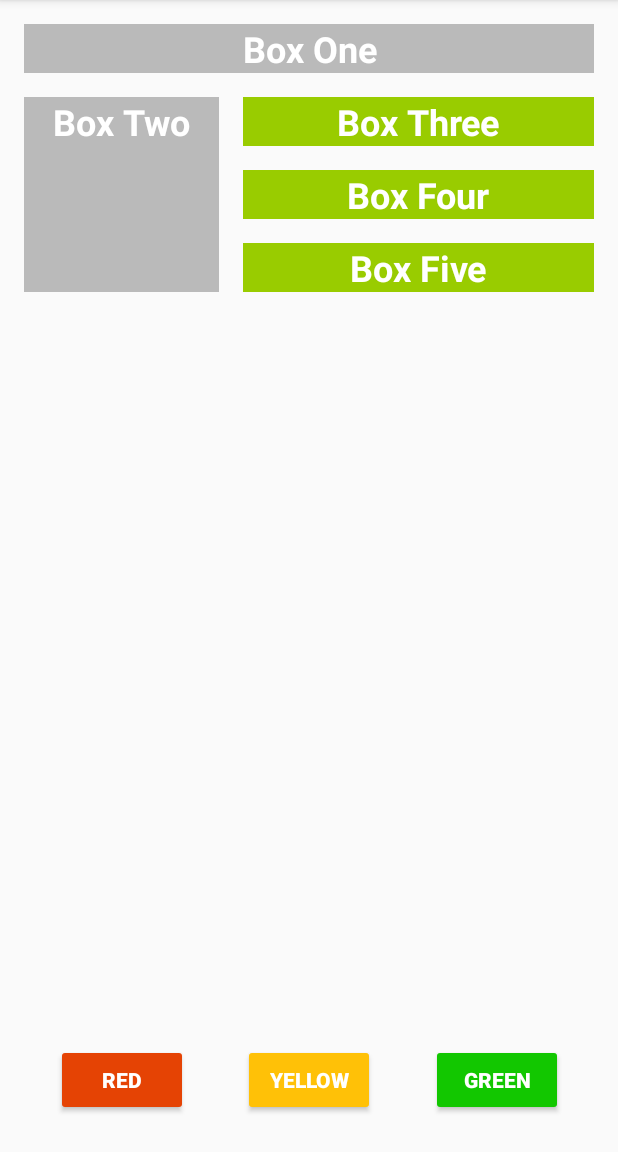
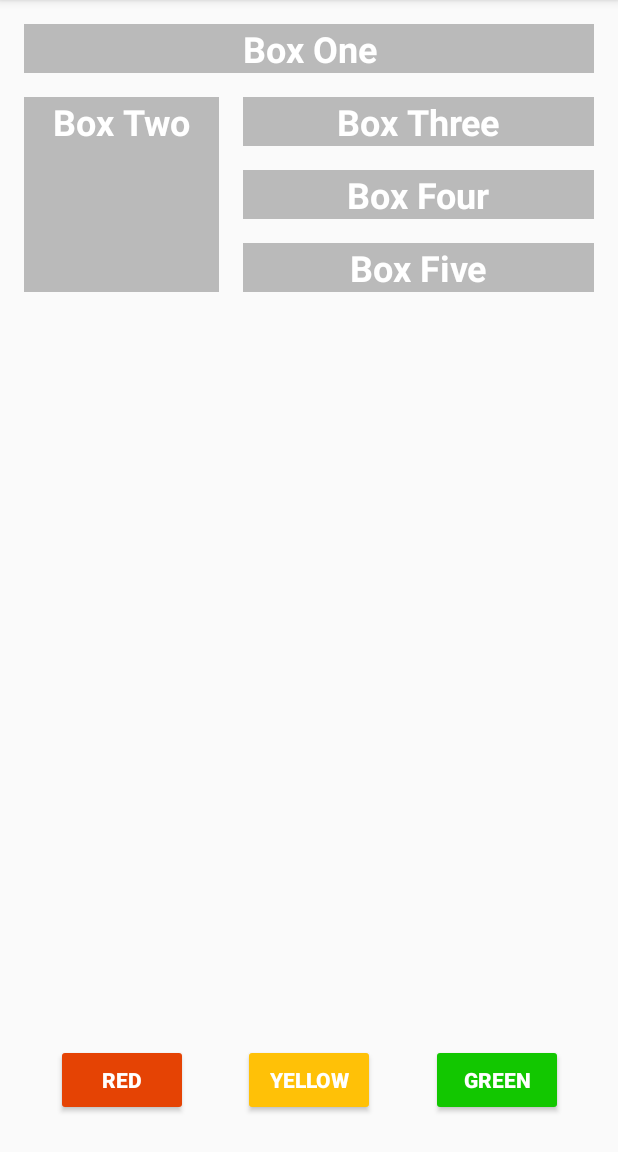
Before and after one commit to junqueiras/ColorMyView, an Android app: the screen it shows after launch (MainActivity), after a tap on "Box Two", on a phone screen of 412 x 824 dp, the part 84-1236 px from its top. Run offline under Robolectric (Android 15) with nearby library versions, the phone set to English and light mode, and no system bars; Roboto replaces fonts that are not available here.

Commit message:
botões atualizados

```diff
--- a/app/src/main/java/com/example/colormyview/MainActivity.kt
+++ b/app/src/main/java/com/example/colormyview/MainActivity.kt
@@ -10,6 +10,10 @@ import kotlinx.android.synthetic.main.activity_main.*
 class MainActivity : AppCompatActivity() {
     var currentColor = R.color.grey // para ser válida em toda a classe
     var boxOneColor = R.color.grey
+    var boxTwoColor = R.color.grey
+    var boxThreeColor = R.color.grey
+    var boxFourColor = R.color.grey
+    var boxFiveColor = R.color.grey
 
     override fun onCreate(savedInstanceState: Bundle?) {
         super.onCreate(savedInstanceState)
@@ -18,6 +22,14 @@ class MainActivity : AppCompatActivity() {
         val sharedPreferences = this.getSharedPreferences("colors", Context.MODE_PRIVATE)
         val valueBoxOne = sharedPreferences.getInt("boxOneColor", R.color.grey)
         box_one_text.setBackgroundResource(valueBoxOne)
+        val valueBoxTwo = sharedPreferences.getInt("boxTwoColor", R.color.grey)
+        box_two_text.setBackgroundResource(valueBoxTwo)
+        val valueBoxThree = sharedPreferences.getInt("boxThreeColor", R.color.grey)
+        box_three_text.setBackgroundResource(valueBoxThree)
+        val valueBoxFour = sharedPreferences.getInt("boxFourColor", R.color.grey)
+        box_four_text.setBackgroundResource(valueBoxFour)
+        val valueBoxFive = sharedPreferences.getInt("boxFiveColor", R.color.grey)
+        box_five_text.setBackgroundResource(valueBoxFive)
 
         setColorButtonsAction()
         setBoxesColor()
@@ -28,6 +40,10 @@ class MainActivity : AppCompatActivity() {
         val sharedPreferences = this.getSharedPreferences("colors", Context.MODE_PRIVATE)
         val sharedPreferencesEditor = sharedPreferences.edit()
         sharedPreferencesEditor.putInt("boxOneColor", boxOneColor)
+        sharedPreferencesEditor.putInt("boxTwoColor", boxTwoColor)
+        sharedPreferencesEditor.putInt("boxThreeColor", boxThreeColor)
+        sharedPreferencesEditor.putInt("boxFourColor", boxFourColor)
+        sharedPreferencesEditor.putInt("boxFiveColor", boxFiveColor)
         sharedPreferencesEditor.apply()
     }
 
@@ -39,15 +55,19 @@ class MainActivity : AppCompatActivity() {
         }
         box_two_text.setOnClickListener{
             box_two_text.setBackgroundResource(currentColor)
+            boxTwoColor = currentColor
         }
         box_three_text.setOnClickListener{
             box_three_text.setBackgroundResource(currentColor)
+            boxThreeColor = currentColor
         }
         box_four_text.setOnClickListener{
             box_four_text.setBackgroundResource(currentColor)
+            boxFourColor = currentColor
         }
         box_five_text.setOnClickListener{
             box_five_text.setBackgroundResource(currentColor)
+            boxFiveColor = currentColor
         }
     }
 
@@ -66,19 +86,19 @@ class MainActivity : AppCompatActivity() {
          }
     }
 
-    fun saveBoxOneBackgroundColor(){
-        /**
-         * acessar a cor do fundo definida para a caixa um
-         * quando o app for finalizando
-         *  - abrir o sharedpreferences
-         *  - salvar a cor da caixa um
-         */
-    }
-
-    fun loadSavedColorAtBoxOneBackground(){
-        /**
-         * Recuperar a cor salva no sharedpreferences
-         *
-         */
-    }
+//    fun saveBoxOneBackgroundColor(){
+//        /**
+//         * acessar a cor do fundo definida para a caixa um
+//         * quando o app for finalizando
+//         *  - abrir o sharedpreferences
+//         *  - salvar a cor da caixa um
+//         */
+//    }
+//
+//    fun loadSavedColorAtBoxOneBackground(){
+//        /**
+//         * Recuperar a cor salva no sharedpreferences
+//         *
+//         */
+//    }
 }
```
